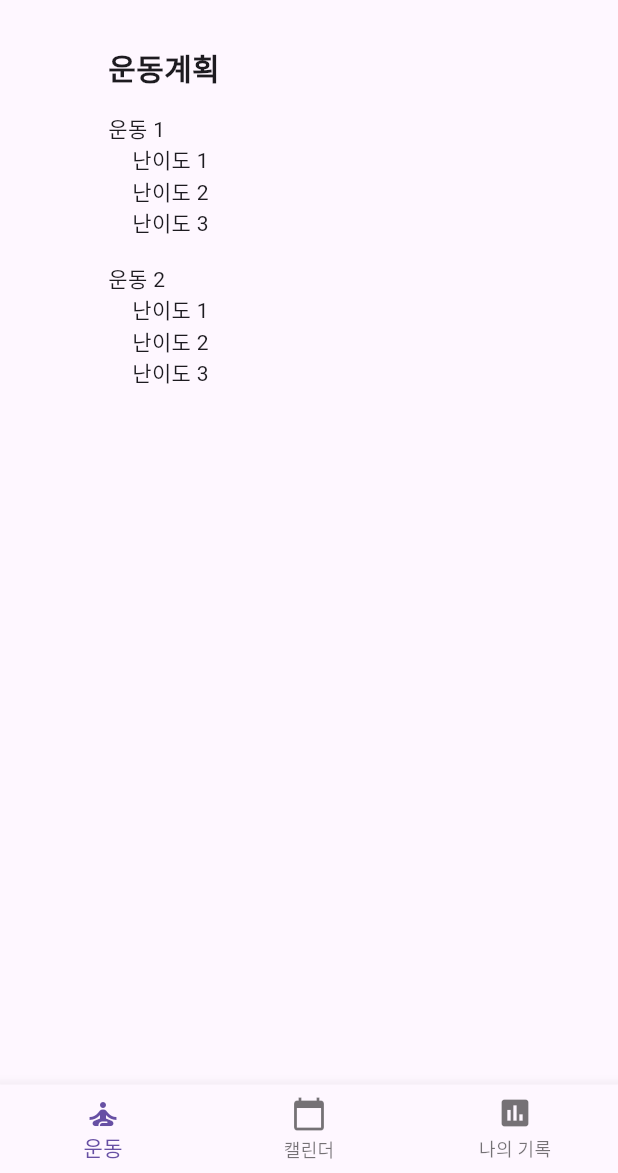
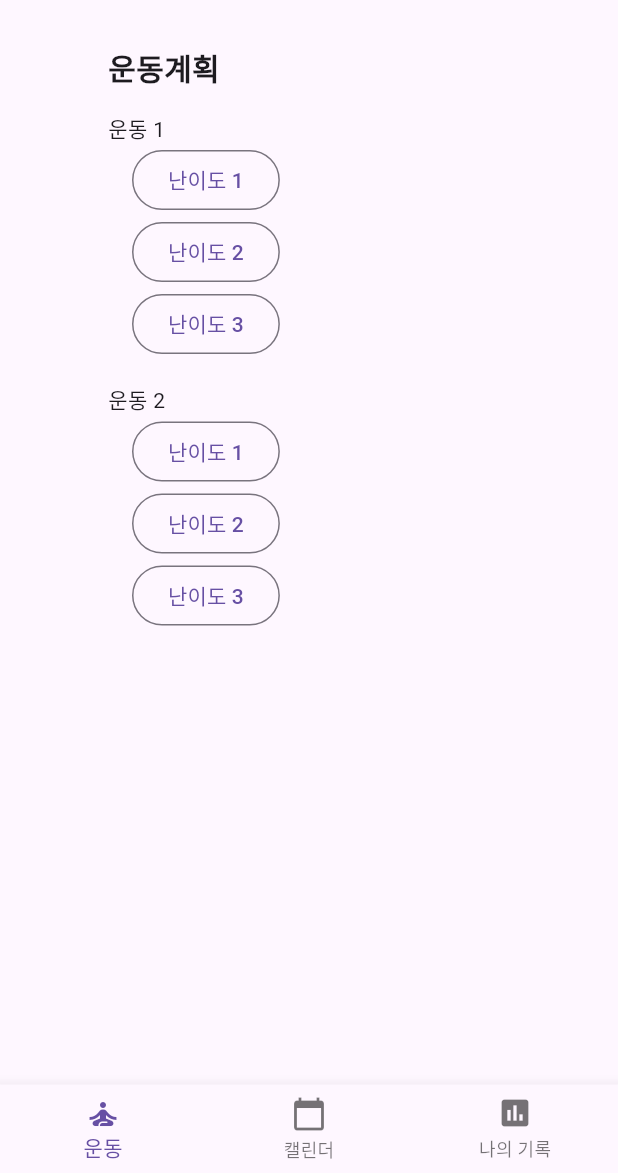
Before and after one commit to June8039/Capstone, a Flutter app: the screen it shows after launch, on a phone screen of 412 x 824 dp, the part 63-1236 px from its top. Run offline on Flutter 3.47's test engine with Material 3 defaults, Android fonts, the phone set to English and light mode, and no system bars; our stand-ins replace table_calendar.

Commit message:
Fix: changed the each 난이도 to a button so It can go to a different screen

```diff
--- a/lib/screens/exercise_screen.dart
+++ b/lib/screens/exercise_screen.dart
@@ -11,7 +11,7 @@ class ExerciseScreen extends StatelessWidget {
         child: Container(
           width: 300,
           padding: EdgeInsets.all(16),
-          child: const Column(
+          child: Column(
             crossAxisAlignment:CrossAxisAlignment.start,
             children: [
               Text('운동계획', style: TextStyle(fontSize: 20, fontWeight: FontWeight.bold)),
@@ -22,11 +22,17 @@ class ExerciseScreen extends StatelessWidget {
                 child: Column(
                   crossAxisAlignment:
                   CrossAxisAlignment.start,
-                  children: [
-                    Text('난이도 1'),
-                    Text('난이도 2'),
-                    Text('난이도 3'),
-                  ],
+                    children: [
+                      OutlinedButton( onPressed: () {
+                        // go to the exercise page
+                      }, child: Text("난이도 1"), ),
+                      OutlinedButton( onPressed: () {
+                      // go to the exercise page
+                      }, child: Text("난이도 2"), ),
+                      OutlinedButton( onPressed: () {
+                        // go to the exercise page
+                      }, child: Text("난이도 3"), ),
+                    ],
                 ),
               ),
               SizedBox(height: 16),
@@ -37,9 +43,15 @@ class ExerciseScreen extends StatelessWidget {
                   crossAxisAlignment:
                   CrossAxisAlignment.start,
                   children: [
-                    Text('난이도 1'),
-                    Text('난이도 2'),
-                    Text('난이도 3'),
+                    OutlinedButton( onPressed: () {
+                      // go to the exercise page
+                    }, child: Text("난이도 1"), ),
+                    OutlinedButton( onPressed: () {
+                      // go to the exercise page
+                    }, child: Text("난이도 2"), ),
+                    OutlinedButton( onPressed: () {
+                      // go to the exercise page
+                    }, child: Text("난이도 3"), ),
                   ],
                 ),
               )
```
